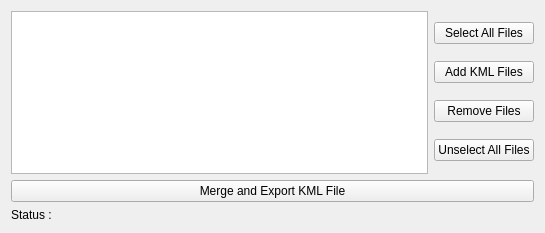
This is mslib/msui/ui/ui_kmloverlay_dockwidget.ui in Open-MSS/MSS as Qt 5 draws it before an edit. The edited form follows.
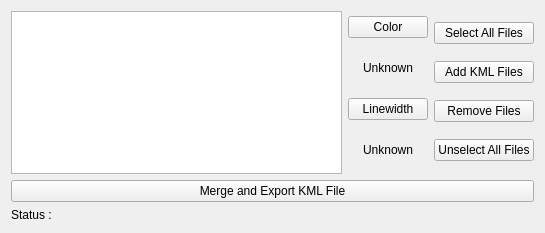
This is the edited form.

Commit message: ui_kmloverlay_dockwidget.ui file changed for showing color and linewidth of individual kml files

Diff of the .ui file:
```diff
--- a/mslib/msui/ui/ui_kmloverlay_dockwidget.ui
+++ b/mslib/msui/ui/ui_kmloverlay_dockwidget.ui
@@ -10,6 +10,12 @@
     <height>233</height>
    </rect>
   </property>
+  <property name="sizePolicy">
+   <sizepolicy hsizetype="Preferred" vsizetype="Minimum">
+    <horstretch>0</horstretch>
+    <verstretch>0</verstretch>
+   </sizepolicy>
+  </property>
   <property name="windowTitle">
    <string>KML Overlay</string>
   </property>
@@ -39,6 +45,53 @@
        </item>
       </layout>
      </item>
+     <item>
+      <layout class="QVBoxLayout" name="verticalLayout_4">
+       <property name="topMargin">
+        <number>5</number>
+       </property>
+       <item>
+        <widget class="QPushButton" name="pushButton_color">
+         <property name="toolTip">
+          <string>Click individual files to show their respective colours</string>
+         </property>
+         <property name="text">
+          <string>Color</string>
+         </property>
+        </widget>
+       </item>
+       <item>
+        <widget class="QLabel" name="label_color">
+         <property name="text">
+          <string>Unknown</string>
+         </property>
+         <property name="alignment">
+          <set>Qt::AlignCenter</set>
+         </property>
+        </widget>
+       </item>
+       <item>
+        <widget class="QPushButton" name="pushButton_linewidth">
+         <property name="toolTip">
+          <string>Click individual files to show their respective linewidths</string>
+         </property>
+         <property name="text">
+          <string>Linewidth</string>
+         </property>
+        </widget>
+       </item>
+       <item>
+        <widget class="QLabel" name="label_linewidth">
+         <property name="text">
+          <string>Unknown</string>
+         </property>
+         <property name="alignment">
+          <set>Qt::AlignCenter</set>
+         </property>
+        </widget>
+       </item>
+      </layout>
+     </item>
      <item>
       <layout class="QVBoxLayout" name="verticalLayout">
        <property name="sizeConstraint">
```
